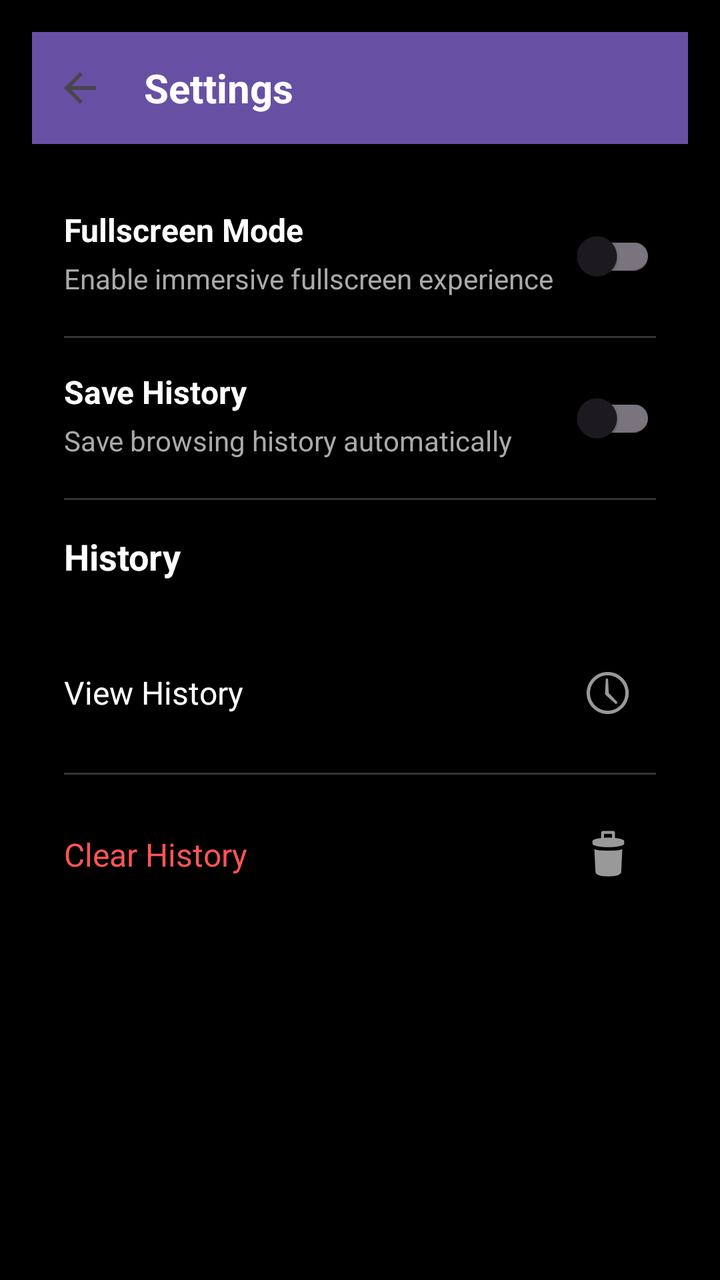
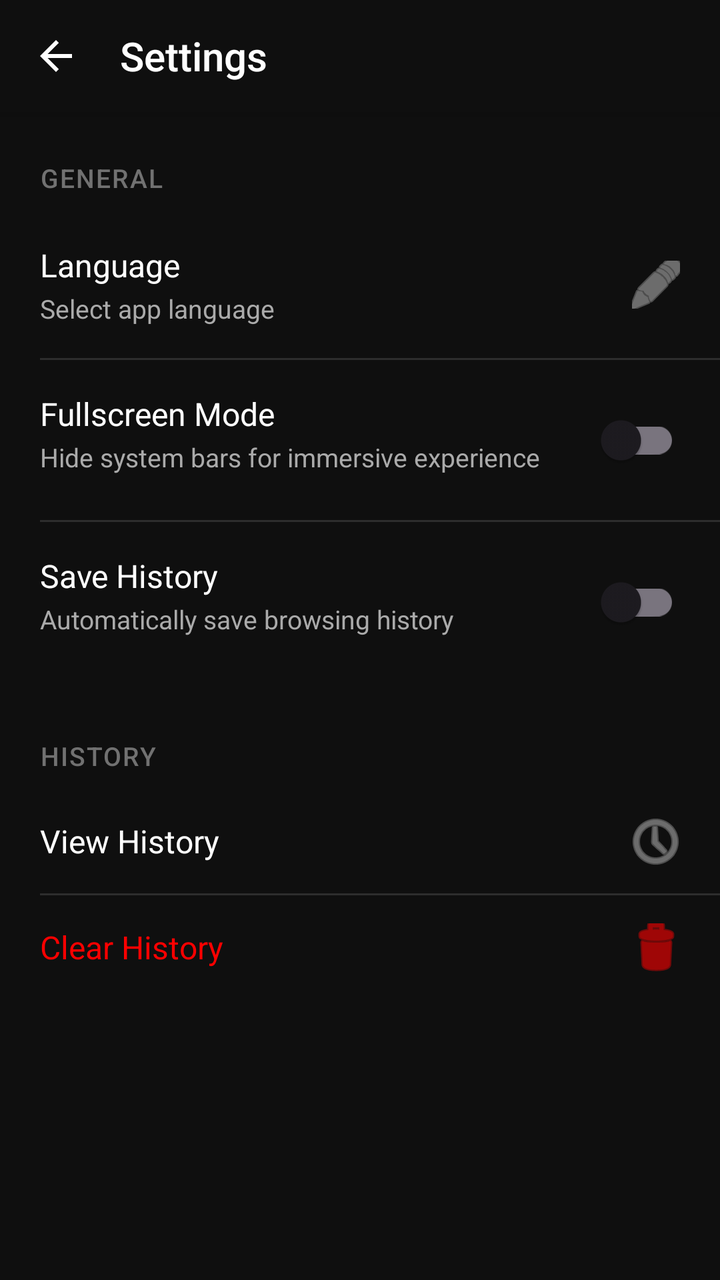

Two renders of the same Android screen: before a commit and after it. Below are the layout's source before the change and the commit's diff.
<!-- AndroidManifest.xml: application theme Theme.Redteamtube -->
<!-- res/layout/activity_settings.xml -->
<?xml version="1.0" encoding="utf-8"?>
<LinearLayout xmlns:android="http://schemas.android.com/apk/res/android"
    android:layout_width="match_parent"
    android:layout_height="match_parent"
    android:orientation="vertical"
    android:background="#000000"
    android:padding="16dp">

    
    <LinearLayout
        android:layout_width="match_parent"
        android:layout_height="56dp"
        android:orientation="horizontal"
        android:gravity="center_vertical"
        android:background="?attr/colorPrimary">

        <ImageButton
            android:id="@+id/btnBackSettings"
            android:layout_width="48dp"
            android:layout_height="48dp"
            android:background="?attr/selectableItemBackgroundBorderless"
            android:contentDescription="Back"
            android:src="@drawable/ic_arrow_back" />

        <TextView
            android:layout_width="0dp"
            android:layout_height="wrap_content"
            android:layout_weight="1"
            android:text="Settings"
            android:textColor="#FFFFFF"
            android:textSize="20sp"
            android:textStyle="bold"
            android:paddingStart="8dp"
            android:paddingEnd="8dp" />

    </LinearLayout>

    
    <ScrollView
        android:layout_width="match_parent"
        android:layout_height="0dp"
        android:layout_weight="1"
        android:layout_marginTop="16dp">

        <LinearLayout
            android:layout_width="match_parent"
            android:layout_height="wrap_content"
            android:orientation="vertical">

            
            <LinearLayout
                android:layout_width="match_parent"
                android:layout_height="wrap_content"
                android:orientation="horizontal"
                android:padding="16dp"
                android:background="?attr/selectableItemBackground">

                <LinearLayout
                    android:layout_width="0dp"
                    android:layout_height="wrap_content"
                    android:layout_weight="1"
                    android:orientation="vertical">

                    <TextView
                        android:layout_width="wrap_content"
                        android:layout_height="wrap_content"
                        android:text="Fullscreen Mode"
                        android:textColor="#FFFFFF"
                        android:textSize="16sp"
                        android:textStyle="bold" />

                    <TextView
                        android:layout_width="wrap_content"
                        android:layout_height="wrap_content"
                        android:text="Enable immersive fullscreen experience"
                        android:textColor="#AAAAAA"
                        android:textSize="14sp"
                        android:layout_marginTop="4dp" />

                </LinearLayout>

                <androidx.appcompat.widget.SwitchCompat
                    android:id="@+id/switchFullscreen"
                    android:layout_width="wrap_content"
                    android:layout_height="wrap_content"
                    android:layout_gravity="center_vertical" />

            </LinearLayout>

            
            <View
                android:layout_width="match_parent"
                android:layout_height="1dp"
                android:background="#333333"
                android:layout_marginStart="16dp"
                android:layout_marginEnd="16dp" />

            
            <LinearLayout
                android:layout_width="match_parent"
                android:layout_height="wrap_content"
                android:orientation="horizontal"
                android:padding="16dp"
                android:background="?attr/selectableItemBackground">

                <LinearLayout
                    android:layout_width="0dp"
                    android:layout_height="wrap_content"
                    android:layout_weight="1"
                    android:orientation="vertical">

                    <TextView
                        android:layout_width="wrap_content"
                        android:layout_height="wrap_content"
                        android:text="Save History"
                        android:textColor="#FFFFFF"
                        android:textSize="16sp"
                        android:textStyle="bold" />

                    <TextView
                        android:layout_width="wrap_content"
                        android:layout_height="wrap_content"
                        android:text="Save browsing history automatically"
                        android:textColor="#AAAAAA"
                        android:textSize="14sp"
                        android:layout_marginTop="4dp" />

                </LinearLayout>

                <androidx.appcompat.widget.SwitchCompat
                    android:id="@+id/switchHistory"
                    android:layout_width="wrap_content"
                    android:layout_height="wrap_content"
                    android:layout_gravity="center_vertical" />

            </LinearLayout>

            
            <View
                android:layout_width="match_parent"
                android:layout_height="1dp"
                android:background="#333333"
                android:layout_marginStart="16dp"
                android:layout_marginEnd="16dp" />

            
            <TextView
                android:layout_width="wrap_content"
                android:layout_height="wrap_content"
                android:text="History"
                android:textColor="#FFFFFF"
                android:textSize="18sp"
                android:textStyle="bold"
                android:padding="16dp" />

            
            <LinearLayout
                android:id="@+id/btnViewHistory"
                android:layout_width="match_parent"
                android:layout_height="wrap_content"
                android:orientation="horizontal"
                android:padding="16dp"
                android:background="?attr/selectableItemBackground"
                android:gravity="center_vertical">

                <TextView
                    android:layout_width="0dp"
                    android:layout_height="wrap_content"
                    android:layout_weight="1"
                    android:text="View History"
                    android:textColor="#FFFFFF"
                    android:textSize="16sp" />

                <ImageButton
                    android:layout_width="48dp"
                    android:layout_height="48dp"
                    android:background="?attr/selectableItemBackgroundBorderless"
                    android:contentDescription="View History"
                    android:src="@android:drawable/ic_menu_recent_history" />

            </LinearLayout>

            
            <View
                android:layout_width="match_parent"
                android:layout_height="1dp"
                android:background="#333333"
                android:layout_marginStart="16dp"
                android:layout_marginEnd="16dp" />

            
            <LinearLayout
                android:id="@+id/btnClearHistory"
                android:layout_width="match_parent"
                android:layout_height="wrap_content"
                android:orientation="horizontal"
                android:padding="16dp"
                android:background="?attr/selectableItemBackground"
                android:gravity="center_vertical">

                <TextView
                    android:layout_width="0dp"
                    android:layout_height="wrap_content"
                    android:layout_weight="1"
                    android:text="Clear History"
                    android:textColor="#FF5555"
                    android:textSize="16sp" />

                <ImageButton
                    android:layout_width="48dp"
                    android:layout_height="48dp"
                    android:background="?attr/selectableItemBackgroundBorderless"
                    android:contentDescription="Clear History"
                    android:src="@android:drawable/ic_menu_delete" />

            </LinearLayout>

        </LinearLayout>

    </ScrollView>

</LinearLayout>
<!-- resources referenced by this layout -->
<resources>
  <!-- drawable ic_arrow_back (drawable) -->
  <vector xmlns:android="http://schemas.android.com/apk/res/android"
      android:width="24dp"
      android:height="24dp"
      android:viewportWidth="24"
      android:viewportHeight="24"
      android:tint="?attr/colorControlNormal">
      <path
          android:fillColor="@android:color/white"
          android:pathData="M20,11H7.83l5.59,-5.59L12,4l-8,8 8,8 1.41,-1.41L7.83,13H20v-2z"/>
  </vector>
  <style name="Theme.Redteamtube" parent="Base.Theme.Redteamtube" />
  <style name="Base.Theme.Redteamtube" parent="Theme.Material3.DayNight.NoActionBar">
          
          
      </style>
</resources>

<!-- the commit's change to res/layout/activity_settings.xml (unified diff, before → after) -->
@@ -3,8 +3,7 @@
     android:layout_width="match_parent"
     android:layout_height="match_parent"
     android:orientation="vertical"
-    android:background="#000000"
-    android:padding="16dp">
+    android:background="@color/youtube_black">
 
     
     <LinearLayout
@@ -12,24 +11,28 @@
         android:layout_height="56dp"
         android:orientation="horizontal"
         android:gravity="center_vertical"
-        android:background="?attr/colorPrimary">
+        android:background="@color/youtube_black"
+        android:paddingStart="4dp"
+        android:paddingEnd="16dp"
+        android:elevation="4dp">
 
         <ImageButton
             android:id="@+id/btnBackSettings"
             android:layout_width="48dp"
             android:layout_height="48dp"
             android:background="?attr/selectableItemBackgroundBorderless"
-            android:contentDescription="Back"
-            android:src="@drawable/ic_arrow_back" />
+            android:contentDescription="@string/back"
+            android:src="@drawable/ic_arrow_back"
+            android:tint="@color/text_primary" />
 
         <TextView
             android:layout_width="0dp"
             android:layout_height="wrap_content"
             android:layout_weight="1"
-            android:text="Settings"
-            android:textColor="#FFFFFF"
+            android:text="@string/settings_title"
+            android:textColor="@color/text_primary"
             android:textSize="20sp"
-            android:textStyle="bold"
+            android:fontFamily="sans-serif-medium"
             android:paddingStart="8dp"
             android:paddingEnd="8dp" />
 
@@ -39,43 +42,126 @@
     <ScrollView
         android:layout_width="match_parent"
         android:layout_height="0dp"
-        android:layout_weight="1"
-        android:layout_marginTop="16dp">
+        android:layout_weight="1">
 
         <LinearLayout
             android:layout_width="match_parent"
             android:layout_height="wrap_content"
-            android:orientation="vertical">
-
-            
-            <LinearLayout
-                android:layout_width="match_parent"
-                android:layout_height="wrap_content"
-                android:orientation="horizontal"
-                android:padding="16dp"
-                android:background="?attr/selectableItemBackground">
+            android:orientation="vertical"
+            android:paddingTop="8dp"
+            android:paddingBottom="8dp">
+
+            
+            <TextView
+                android:layout_width="wrap_content"
+                android:layout_height="wrap_content"
+                android:text="@string/general_section"
+                android:textColor="@color/text_tertiary"
+                android:textSize="13sp"
+                android:fontFamily="sans-serif-medium"
+                android:paddingStart="20dp"
+                android:paddingEnd="20dp"
+                android:paddingTop="16dp"
+                android:paddingBottom="8dp"
+                android:textAllCaps="true"
+                android:letterSpacing="0.05" />
+
+            
+            <LinearLayout
+                android:id="@+id/btnLanguage"
+                android:layout_width="match_parent"
+                android:layout_height="wrap_content"
+                android:orientation="horizontal"
+                android:paddingStart="20dp"
+                android:paddingEnd="20dp"
+                android:paddingTop="16dp"
+                android:paddingBottom="16dp"
+                android:background="?attr/selectableItemBackground"
+                android:clickable="true"
+                android:focusable="true">
 
                 <LinearLayout
                     android:layout_width="0dp"
                     android:layout_height="wrap_content"
                     android:layout_weight="1"
-                    android:orientation="vertical">
-
-                    <TextView
-                        android:layout_width="wrap_content"
-                        android:layout_height="wrap_content"
-                        android:text="Fullscreen Mode"
-                        android:textColor="#FFFFFF"
+                    android:orientation="vertical"
+                    android:layout_marginEnd="16dp">
+
+                    <TextView
+                        android:layout_width="wrap_content"
+                        android:layout_height="wrap_content"
+                        android:text="@string/language"
+                        android:textColor="@color/text_primary"
                         android:textSize="16sp"
-                        android:textStyle="bold" />
-
-                    <TextView
-                        android:layout_width="wrap_content"
-                        android:layout_height="wrap_content"
-                        android:text="Enable immersive fullscreen experience"
-                        android:textColor="#AAAAAA"
-                        android:textSize="14sp"
-                        android:layout_marginTop="4dp" />
+                        android:fontFamily="sans-serif" />
+
+                    <TextView
+                        android:id="@+id/tvCurrentLanguage"
+                        android:layout_width="wrap_content"
+                        android:layout_height="wrap_content"
+                        android:text="@string/language_description"
+                        android:textColor="@color/text_secondary"
+                        android:textSize="13sp"
+                        android:fontFamily="sans-serif"
+                        android:layout_marginTop="2dp" />
+
+                </LinearLayout>
+
+                <ImageButton
+                    android:layout_width="24dp"
+                    android:layout_height="24dp"
+                    android:background="@null"
+                    android:contentDescription="@string/language"
+                    android:src="@android:drawable/ic_menu_edit"
+                    android:tint="@color/text_secondary"
+                    android:layout_gravity="center_vertical" />
+
+            </LinearLayout>
+
+            
+            <View
+                android:layout_width="match_parent"
+                android:layout_height="1dp"
+                android:background="@color/divider"
+                android:layout_marginStart="20dp"
+                android:layout_marginEnd="0dp" />
+
+            
+            <LinearLayout
+                android:layout_width="match_parent"
+                android:layout_height="wrap_content"
+                android:orientation="horizontal"
+                android:paddingStart="20dp"
+                android:paddingEnd="20dp"
+                android:paddingTop="16dp"
+                android:paddingBottom="16dp"
+                android:background="?attr/selectableItemBackground"
+                android:clickable="true"
+                android:focusable="true">
+
+                <LinearLayout
+                    android:layout_width="0dp"
+                    android:layout_height="wrap_content"
+                    android:layout_weight="1"
+                    android:orientation="vertical"
+                    android:layout_marginEnd="16dp">
+
+                    <TextView
+                        android:layout_width="wrap_content"
+                        android:layout_height="wrap_content"
+                        android:text="@string/fullscreen_mode"
+                        android:textColor="@color/text_primary"
+                        android:textSize="16sp"
+                        android:fontFamily="sans-serif" />
+
+                    <TextView
+                        android:layout_width="wrap_content"
+                        android:layout_height="wrap_content"
+                        android:text="@string/fullscreen_description"
+                        android:textColor="@color/text_secondary"
+                        android:textSize="13sp"
+                        android:fontFamily="sans-serif"
+                        android:layout_marginTop="2dp" />
 
                 </LinearLayout>
 
@@ -91,39 +177,46 @@
             <View
                 android:layout_width="match_parent"
                 android:layout_height="1dp"
-                android:background="#333333"
-                android:layout_marginStart="16dp"
-                android:layout_marginEnd="16dp" />
-
-            
-            <LinearLayout
-                android:layout_width="match_parent"
-                android:layout_height="wrap_content"
-                android:orientation="horizontal"
-                android:padding="16dp"
-                android:background="?attr/selectableItemBackground">
+                android:background="@color/divider"
+                android:layout_marginStart="20dp"
+                android:layout_marginEnd="0dp" />
+
+            
+            <LinearLayout
+                android:layout_width="match_parent"
+                android:layout_height="wrap_content"
+                android:orientation="horizontal"
+                android:paddingStart="20dp"
+                android:paddingEnd="20dp"
+                android:paddingTop="16dp"
+                android:paddingBottom="16dp"
+                android:background="?attr/selectableItemBackground"
+                android:clickable="true"
+                android:focusable="true">
 
                 <LinearLayout
                     android:layout_width="0dp"
                     android:layout_height="wrap_content"
                     android:layout_weight="1"
-                    android:orientation="vertical">
-
-                    <TextView
-                        android:layout_width="wrap_content"
-                        android:layout_height="wrap_content"
-                        android:text="Save History"
-                        android:textColor="#FFFFFF"
+                    android:orientation="vertical"
+                    android:layout_marginEnd="16dp">
+
+                    <TextView
+                        android:layout_width="wrap_content"
+                        android:layout_height="wrap_content"
+                        android:text="@string/save_history"
+                        android:textColor="@color/text_primary"
                         android:textSize="16sp"
-                        android:textStyle="bold" />
-
-                    <TextView
-                        android:layout_width="wrap_content"
-                        android:layout_height="wrap_content"
-                        android:text="Save browsing history automatically"
-                        android:textColor="#AAAAAA"
-                        android:textSize="14sp"
-                        android:layout_marginTop="4dp" />
+                        android:fontFamily="sans-serif" />
+
+                    <TextView
+                        android:layout_width="wrap_content"
+                        android:layout_height="wrap_content"
+                        android:text="@string/save_history_description"
+                        android:textColor="@color/text_secondary"
+                        android:textSize="13sp"
+                        android:fontFamily="sans-serif"
+                        android:layout_marginTop="2dp" />
 
                 </LinearLayout>
 
@@ -138,20 +231,23 @@
             
             <View
                 android:layout_width="match_parent"
-                android:layout_height="1dp"
-                android:background="#333333"
-                android:layout_marginStart="16dp"
-                android:layout_marginEnd="16dp" />
+                android:layout_height="12dp"
+                android:background="@color/youtube_black" />
 
             
             <TextView
                 android:layout_width="wrap_content"
                 android:layout_height="wrap_content"
-                android:text="History"
-                android:textColor="#FFFFFF"
-                android:textSize="18sp"
-                android:textStyle="bold"
-                android:padding="16dp" />
+                android:text="@string/history_section"
+                android:textColor="@color/text_tertiary"
+                android:textSize="13sp"
+                android:fontFamily="sans-serif-medium"
+                android:paddingStart="20dp"
+                android:paddingEnd="20dp"
+                android:paddingTop="16dp"
+                android:paddingBottom="8dp"
+                android:textAllCaps="true"
+                android:letterSpacing="0.05" />
 
             
             <LinearLayout
@@ -159,7 +255,10 @@
                 android:layout_width="match_parent"
                 android:layout_height="wrap_content"
                 android:orientation="horizontal"
-                android:padding="16dp"
+                android:paddingStart="20dp"
+                android:paddingEnd="20dp"
+                android:paddingTop="14dp"
+                android:paddingBottom="14dp"
                 android:background="?attr/selectableItemBackground"
                 android:gravity="center_vertical">
 
@@ -167,16 +266,18 @@
                     android:layout_width="0dp"
                     android:layout_height="wrap_content"
                     android:layout_weight="1"
-                    android:text="View History"
-                    android:textColor="#FFFFFF"
-                    android:textSize="16sp" />
+                    android:text="@string/view_history"
+                    android:textColor="@color/text_primary"
+                    android:textSize="16sp"
+                    android:fontFamily="sans-serif" />
 
                 <ImageButton
-                    android:layout_width="48dp"
-                    android:layout_height="48dp"
-                    android:background="?attr/selectableItemBackgroundBorderless"
-                    android:contentDescription="View History"
-                    android:src="@android:drawable/ic_menu_recent_history" />
+                    android:layout_width="24dp"
+                    android:layout_height="24dp"
+                    android:background="@null"
+                    android:contentDescription="@string/view_history"
+                    android:src="@android:drawable/ic_menu_recent_history"
+                    android:tint="@color/text_secondary" />
 
             </LinearLayout>
 
@@ -184,9 +285,9 @@
             <View
                 android:layout_width="match_parent"
                 android:layout_height="1dp"
-                android:background="#333333"
-                android:layout_marginStart="16dp"
-                android:layout_marginEnd="16dp" />
+                android:background="@color/divider"
+                android:layout_marginStart="20dp"
+                android:layout_marginEnd="0dp" />
 
             
             <LinearLayout
@@ -194,7 +295,10 @@
                 android:layout_width="match_parent"
                 android:layout_height="wrap_content"
                 android:orientation="horizontal"
-                android:padding="16dp"
+                android:paddingStart="20dp"
+                android:paddingEnd="20dp"
+                android:paddingTop="14dp"
+                android:paddingBottom="14dp"
                 android:background="?attr/selectableItemBackground"
                 android:gravity="center_vertical">
 
@@ -202,16 +306,18 @@
                     android:layout_width="0dp"
                     android:layout_height="wrap_content"
                     android:layout_weight="1"
-                    android:text="Clear History"
-                    android:textColor="#FF5555"
-                    android:textSize="16sp" />
+                    android:text="@string/clear_history"
+                    android:textColor="@color/youtube_red"
+                    android:textSize="16sp"
+                    android:fontFamily="sans-serif" />
 
                 <ImageButton
-                    android:layout_width="48dp"
-                    android:layout_height="48dp"
-                    android:background="?attr/selectableItemBackgroundBorderless"
-                    android:contentDescription="Clear History"
-                    android:src="@android:drawable/ic_menu_delete" />
+                    android:layout_width="24dp"
+                    android:layout_height="24dp"
+                    android:background="@null"
+                    android:contentDescription="@string/clear_history"
+                    android:src="@android:drawable/ic_menu_delete"
+                    android:tint="@color/youtube_red" />
 
             </LinearLayout>
 
<!-- resource entries referenced after the edit -->
@@ -1,5 +1,11 @@
 <!-- resources referenced by this layout -->
 <resources>
+  <color name="divider">#2D2D2D</color>
+  <color name="text_primary">#FFFFFF</color>
+  <color name="text_secondary">#AAAAAA</color>
+  <color name="text_tertiary">#717171</color>
+  <color name="youtube_black">#0F0F0F</color>
+  <color name="youtube_red">#FF0000</color>
   <!-- drawable ic_arrow_back (drawable) -->
   <vector xmlns:android="http://schemas.android.com/apk/res/android"
       android:width="24dp"
@@ -11,6 +17,18 @@
           android:fillColor="@android:color/white"
           android:pathData="M20,11H7.83l5.59,-5.59L12,4l-8,8 8,8 1.41,-1.41L7.83,13H20v-2z"/>
   </vector>
+  <string name="back">Back</string>
+  <string name="clear_history">Clear History</string>
+  <string name="fullscreen_description">Hide system bars for immersive experience</string>
+  <string name="fullscreen_mode">Fullscreen Mode</string>
+  <string name="general_section">General</string>
+  <string name="history_section">History</string>
+  <string name="language">Language</string>
+  <string name="language_description">Select app language</string>
+  <string name="save_history">Save History</string>
+  <string name="save_history_description">Automatically save browsing history</string>
+  <string name="settings_title">Settings</string>
+  <string name="view_history">View History</string>
   <style name="Theme.Redteamtube" parent="Base.Theme.Redteamtube" />
   <style name="Base.Theme.Redteamtube" parent="Theme.Material3.DayNight.NoActionBar">
           
